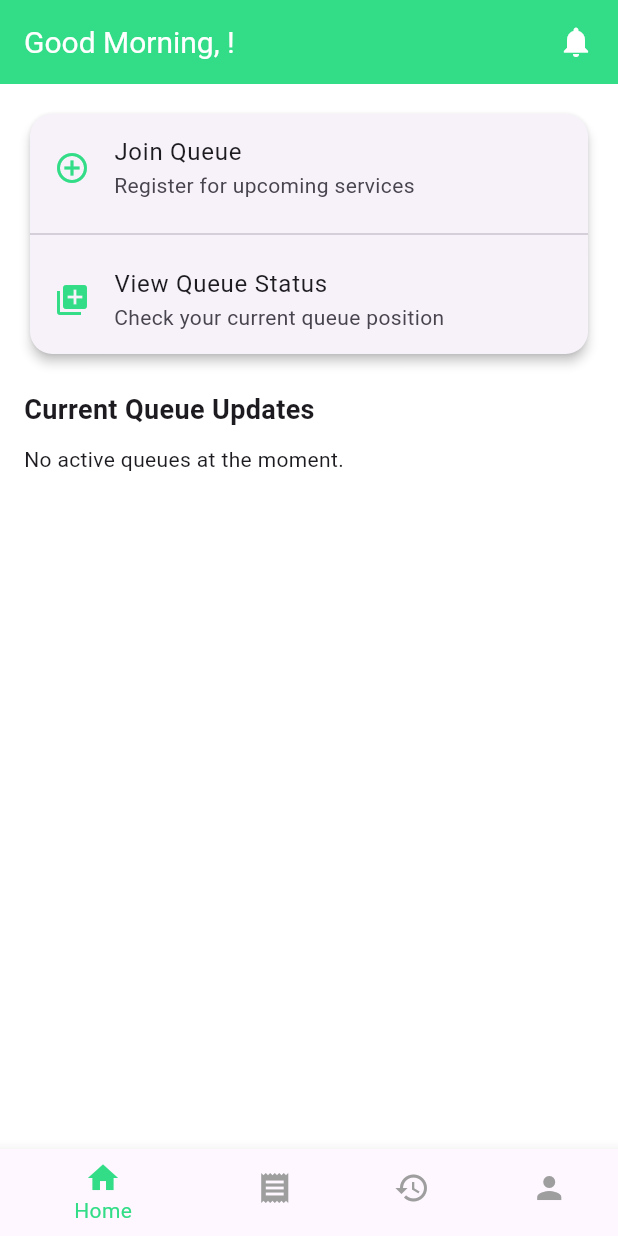
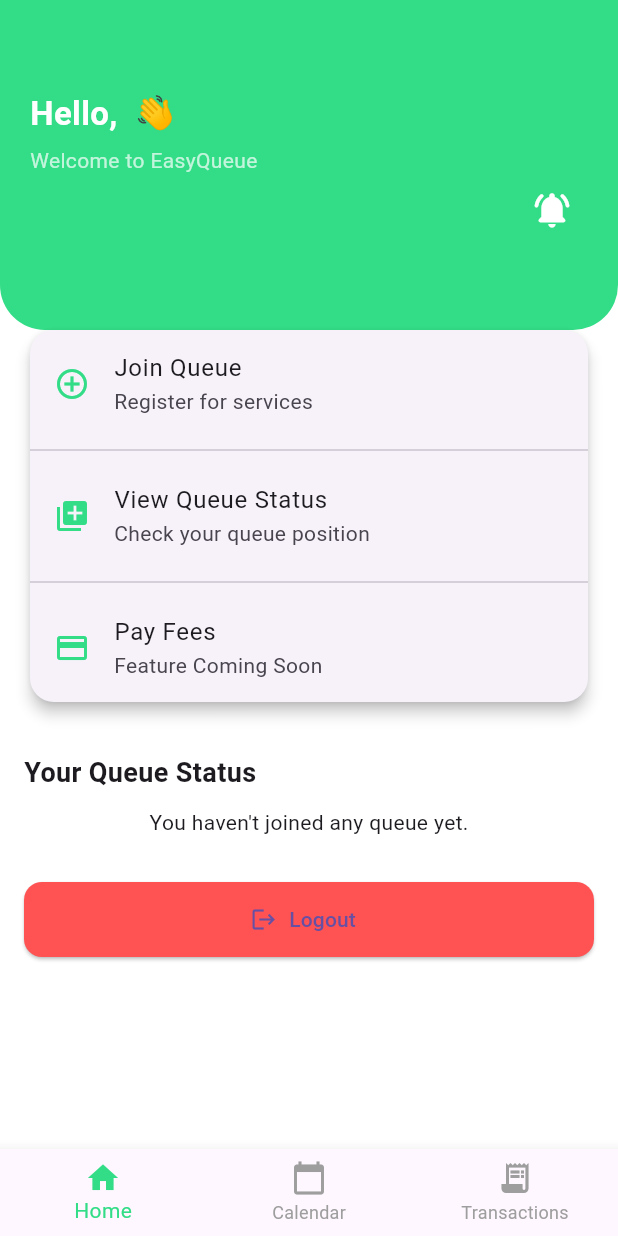
Before and after one commit to GreatnessNkoko/EasyQueue-App, a Flutter app: the HomeScreen screen opened directly, on a phone screen of 412 x 824 dp. Run offline on Flutter 3.47's test engine with Material 3 defaults, Android fonts, the phone set to English and light mode, and no system bars; our stand-ins replace cloud_firestore, firebase_auth, firebase_core, google_fonts; accounts and stored records are empty.

Commit message:
Updated: added admin dashboard, role-based routing, and fixed queue display

```diff
--- a/lib/screens/home_screen.dart
+++ b/lib/screens/home_screen.dart
@@ -1,51 +1,84 @@
 import 'package:flutter/material.dart';
 import 'package:firebase_auth/firebase_auth.dart';
 import 'package:cloud_firestore/cloud_firestore.dart';
-import '../utils/app_colors.dart';
+import '../services/firestore_service.dart';
 import '../screens/join_queue_screen.dart';
 import '../screens/queue_status_screen.dart';
+import '../utils/app_colors.dart';
+import 'login_screen.dart';
 
 class HomeScreen extends StatelessWidget {
   const HomeScreen({super.key});
 
+  void _logout(BuildContext context) async {
+    await FirebaseAuth.instance.signOut();
+    Navigator.pushReplacement(
+      context,
+      MaterialPageRoute(builder: (_) => const LoginScreen()),
+    );
+  }
+
   @override
   Widget build(BuildContext context) {
     final user = FirebaseAuth.instance.currentUser;
-    final userName = user?.displayName ?? "User";
+    final userName = user?.displayName ?? "Student";
+    final queueStream = FirestoreService().getUserQueueStream();
+    final userId = user?.uid;
 
     return Scaffold(
       backgroundColor: Colors.white,
-      appBar: AppBar(
-        backgroundColor: primaryColor,
-        elevation: 0,
-        title: Text(
-          "Good Morning, $userName!",
-          style: const TextStyle(color: Colors.white, fontSize: 20),
+      body: Stack(
+        children: [
+          Container(
+            height: 220,
+            decoration: const BoxDecoration(
+              color: primaryColor,
+              borderRadius: BorderRadius.vertical(
+                bottom: Radius.circular(30),
               ),
-        actions: const [
-          Padding(
-            padding: EdgeInsets.only(right: 16.0),
-            child: Icon(Icons.notifications, color: Colors.white),
+            ),
+            padding: const EdgeInsets.only(top: 60, left: 20, right: 20),
+            child: Row(
+              mainAxisAlignment: MainAxisAlignment.spaceBetween,
+              children: [
+                Column(
+                  crossAxisAlignment: CrossAxisAlignment.start,
+                  children: [
+                    Text("Hello, $userName 👋",
+                        style: const TextStyle(
+                            fontSize: 22,
+                            color: Colors.white,
+                            fontWeight: FontWeight.bold)),
+                    const SizedBox(height: 5),
+                    const Text("Welcome to EasyQueue",
+                        style: TextStyle(color: Colors.white70)),
+                  ],
+                ),
+                IconButton(
+                  icon: const Icon(Icons.notifications_active_rounded,
+                      color: Colors.white, size: 28),
+                  onPressed: () {},
                 )
               ],
             ),
-      body: SingleChildScrollView(
+          ),
+          Padding(
+            padding: const EdgeInsets.only(top: 200),
+            child: SingleChildScrollView(
               padding: const EdgeInsets.all(16.0),
               child: Column(
-          crossAxisAlignment: CrossAxisAlignment.start,
                 children: [
-            // Quick Actions
                   Card(
-              elevation: 3,
+                    elevation: 4,
                     shape: RoundedRectangleBorder(
-                  borderRadius: BorderRadius.circular(15)),
+                        borderRadius: BorderRadius.circular(16)),
                     child: Column(
                       children: [
                         ListTile(
                           leading: const Icon(Icons.add_circle_outline,
                               color: primaryColor),
                           title: const Text("Join Queue"),
-                    subtitle: const Text("Register for upcoming services"),
+                          subtitle: const Text("Register for services"),
                           onTap: () => Navigator.push(
                             context,
                             MaterialPageRoute(
@@ -56,33 +89,53 @@
                         ListTile(
                           leading: const Icon(Icons.queue, color: primaryColor),
                           title: const Text("View Queue Status"),
-                    subtitle: const Text("Check your current queue position"),
+                          subtitle: const Text("Check your queue position"),
                           onTap: () => Navigator.push(
                             context,
                             MaterialPageRoute(
                                 builder: (_) => const QueueStatusScreen()),
                           ),
                         ),
+                        const Divider(),
+                        ListTile(
+                          leading:
+                              const Icon(Icons.payment, color: primaryColor),
+                          title: const Text("Pay Fees"),
+                          subtitle: const Text("Feature Coming Soon"),
+                          onTap: () {
+                            ScaffoldMessenger.of(context).showSnackBar(
+                              const SnackBar(
+                                content: Text(
+                                    "Fee payment page is not yet available."),
+                                backgroundColor: Colors.orange,
+                              ),
+                            );
+                          },
+                        ),
                       ],
                     ),
                   ),
-            const SizedBox(height: 20),
-
-            // Real-time Queue Info
-            const Text("Current Queue Updates",
-                style: TextStyle(fontSize: 18, fontWeight: FontWeight.bold)),
+                  const SizedBox(height: 30),
+                  const Align(
+                    alignment: Alignment.centerLeft,
+                    child: Text("Your Queue Status",
+                        style: TextStyle(
+                            fontSize: 18, fontWeight: FontWeight.bold)),
+                  ),
                   const SizedBox(height: 10),
   StreamBuilder<QuerySnapshot>(
   stream: FirebaseFirestore.instance
       .collection('queue')
+      .where('userId', isEqualTo: userId) // 🔥 Filter queue by user
       .orderBy('createdAt', descending: false)
       .snapshots(),
   builder: (context, snapshot) {
     if (snapshot.connectionState == ConnectionState.waiting) {
       return const Center(child: CircularProgressIndicator());
     }
+
     if (!snapshot.hasData || snapshot.data!.docs.isEmpty) {
-                  return const Text("No active queues at the moment.");
+      return const Text("You haven't joined any queue yet.");
     }
 
     final queues = snapshot.data!.docs;
@@ -92,8 +145,8 @@
       physics: const NeverScrollableScrollPhysics(),
       itemCount: queues.length,
       itemBuilder: (context, index) {
-                    final queueData =
-                        queues[index].data() as Map<String, dynamic>;
+        final queueData = queues[index].data() as Map<String, dynamic>;
+
         return Card(
           color: Colors.grey[100],
           child: ListTile(
@@ -109,24 +162,40 @@
     );
   },
 ),
+
+                  const SizedBox(height: 30),
+                  SizedBox(
+                    width: double.infinity,
+                    height: 50,
+                    child: ElevatedButton.icon(
+                      onPressed: () => _logout(context),
+                      icon: const Icon(Icons.logout),
+                      label: const Text("Logout"),
+                      style: ElevatedButton.styleFrom(
+                        backgroundColor: Colors.redAccent,
+                        shape: RoundedRectangleBorder(
+                            borderRadius: BorderRadius.circular(12)),
+                      ),
+                    ),
+                  ),
                 ],
               ),
+            ),
+          ),
+        ],
       ),
       bottomNavigationBar: BottomNavigationBar(
         selectedItemColor: primaryColor,
         unselectedItemColor: Colors.grey,
+        currentIndex: 0,
+        onTap: (_) {},
         items: const [
           BottomNavigationBarItem(icon: Icon(Icons.home), label: "Home"),
           BottomNavigationBarItem(
-              icon: Icon(Icons.receipt), label: "Queue Record"),
+              icon: Icon(Icons.calendar_today), label: "Calendar"),
           BottomNavigationBarItem(
-              icon: Icon(Icons.history), label: "Visit Queue"),
-          BottomNavigationBarItem(icon: Icon(Icons.person), label: "Profile"),
+              icon: Icon(Icons.receipt_long), label: "Transactions"),
         ],
-        currentIndex: 0,
-        onTap: (index) {
-          // Handle tab switching if implemented later
-        },
       ),
     );
   }
--- a/lib/services/firestore_service.dart
+++ b/lib/services/firestore_service.dart
@@ -1,15 +1,30 @@
 import 'package:cloud_firestore/cloud_firestore.dart';
+import 'package:firebase_auth/firebase_auth.dart';
 
 class FirestoreService {
-  final _queueRef = FirebaseFirestore.instance.collection('queue');
+  final FirebaseFirestore _db = FirebaseFirestore.instance;
+  final String uid = FirebaseAuth.instance.currentUser!.uid;
+
+  var userId;
 
   Future<void> joinQueue({required int token, required String service}) async {
-    await _queueRef.add({
+    final user = FirebaseAuth.instance.currentUser;
+    if (user == null) throw Exception("User not logged in");
+
+    await FirebaseFirestore.instance.collection('queue').add({
+      'uid': user.uid,
       'token': token,
-      'status': 'waiting',
       'service': service,
-      'createdAt':
-          FieldValue.serverTimestamp(), // ✅ This will now reflect in Firestore
+      'status': 'pending',
+      'createdAt': FieldValue.serverTimestamp(),
     });
   }
+
+  Stream<QuerySnapshot> getUserQueueStream() {
+    return _db
+        .collection('queue')
+        .where('userId', isEqualTo: uid)
+        .orderBy('createdAt', descending: false)
+        .snapshots();
+  }
 }
```
Also changed, not shown: lib/main.dart (+69 -11 lines), lib/providers/auth_provider.dart (+18 -3 lines), lib/providers/user_provider.dart (added, +21 -0 lines), lib/screens/admin_dashboard_screen.dart (added, +107 -0 lines), lib/screens/join_queue_screen.dart (+8 -3 lines), pubspec.lock. Lines whose indentation alone changed are shown as unchanged.
